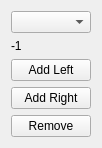
Old version of the form mqt/MqtLogger/ScreenConfigElement.ui in the repository Rsclub22/Minos2-Mirror.
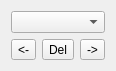
New version of the form.

Commit message: Basic config read/edit/write.

Patch:
```diff
--- a/mqt/MqtLogger/ScreenConfigElement.ui
+++ b/mqt/MqtLogger/ScreenConfigElement.ui
@@ -6,8 +6,8 @@
    <rect>
     <x>0</x>
     <y>0</y>
-    <width>98</width>
-    <height>124</height>
+    <width>114</width>
+    <height>69</height>
    </rect>
   </property>
   <property name="windowTitle">
@@ -18,32 +18,29 @@
     <widget class="QComboBox" name="elementTypeCombo"/>
    </item>
    <item>
-    <widget class="QLabel" name="countLabel">
-     <property name="text">
-      <string>-1</string>
-     </property>
-    </widget>
-   </item>
+    <layout class="QHBoxLayout" name="horizontalLayout">
    <item>
-    <widget class="QPushButton" name="addLeftButton">
+      <widget class="QToolButton" name="addLeftButton">
      <property name="text">
-      <string>Add Left</string>
+        <string>&lt;-</string>
      </property>
     </widget>
    </item>
    <item>
-    <widget class="QPushButton" name="addRightButton">
+      <widget class="QToolButton" name="removeButton">
      <property name="text">
-      <string>Add Right</string>
+        <string>Del</string>
      </property>
     </widget>
    </item>
    <item>
-    <widget class="QPushButton" name="removeButton">
+      <widget class="QToolButton" name="addRightButton">
      <property name="text">
-      <string>Remove</string>
-     </property>
-    </widget>
+        <string>-&gt;</string>
+       </property>
+      </widget>
+     </item>
+    </layout>
    </item>
   </layout>
  </widget>
```
Lines whose indentation alone changed are shown as unchanged. The commit also changes 9 other files.
